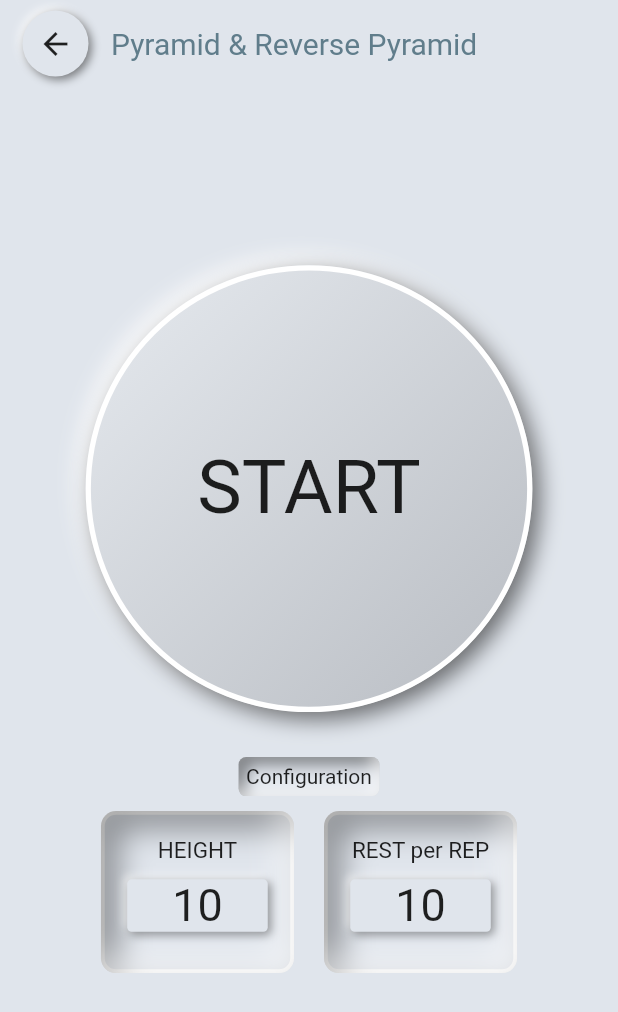
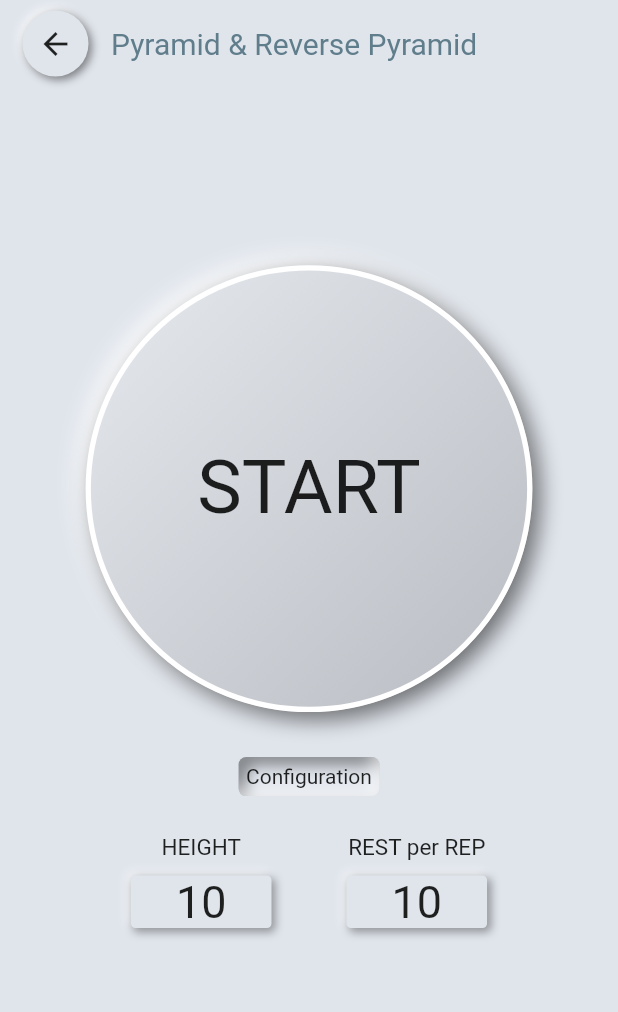
Before and after one commit to tksuns12/jailhouse_workout, a Flutter app: the screen it shows after launch, after a tap on an icon or button, on a phone screen of 412 x 824 dp. Shown: the top 1012 px of the screen. Run offline on Flutter 3.47's test engine with Material 2 defaults, Android fonts, the phone set to English and light mode, and no system bars; drawn by our look-alikes of flutter_neumorphic; our stand-ins replace audioplayers, font_awesome_flutter, hive, hive_flutter, permission_handler, wakelock; accounts and stored records are empty.

Commit message:
피라미드에서 설정 위젯 플랫하게 바꿈

```diff
--- a/lib/screens/jurarez_screen.dart
+++ b/lib/screens/jurarez_screen.dart
@@ -305,8 +305,9 @@ class JuarezScreen extends StatelessWidget {
                                         child: Column(
                                           children: <Widget>[
                                             Text(
-                                              "REST per REP",
+                                              "REST",
                                               style: TextStyle(fontSize: 15),
+                                              textAlign: TextAlign.center,
                                             ),
                                             NeumorphicButton(
                                               isEnabled: !juarez.hasBegun,
--- a/lib/screens/pyramid_screen.dart
+++ b/lib/screens/pyramid_screen.dart
@@ -146,16 +146,8 @@ class PyramidScreen extends StatelessWidget {
                               Row(
                                 mainAxisAlignment: MainAxisAlignment.center,
                                 children: <Widget>[
-                                  Neumorphic(
-                                    boxShape: NeumorphicBoxShape.roundRect(
-                                        BorderRadius.circular(10)),
+                                  Container(
                                     padding: EdgeInsets.all(15),
-                                    style: NeumorphicStyle(
-                                        intensity: 0.8,
-                                        border: NeumorphicBorder(
-                                            color: Colors.white, width: 2.5),
-                                        color: kMainColor,
-                                        depth: -30),
                                     child: Column(
                                       children: <Widget>[
                                         Text(
@@ -290,16 +282,8 @@ class PyramidScreen extends StatelessWidget {
                                   SizedBox(
                                     width: 20,
                                   ),
-                                  Neumorphic(
-                                    boxShape: NeumorphicBoxShape.roundRect(
-                                        BorderRadius.circular(10)),
+                                  Container(
                                     padding: EdgeInsets.all(15),
-                                    style: NeumorphicStyle(
-                                        intensity: 0.8,
-                                        border: NeumorphicBorder(
-                                            color: Colors.white, width: 2.5),
-                                        color: kMainColor,
-                                        depth: -30),
                                     child: Column(
                                       children: <Widget>[
                                         Text(
```
